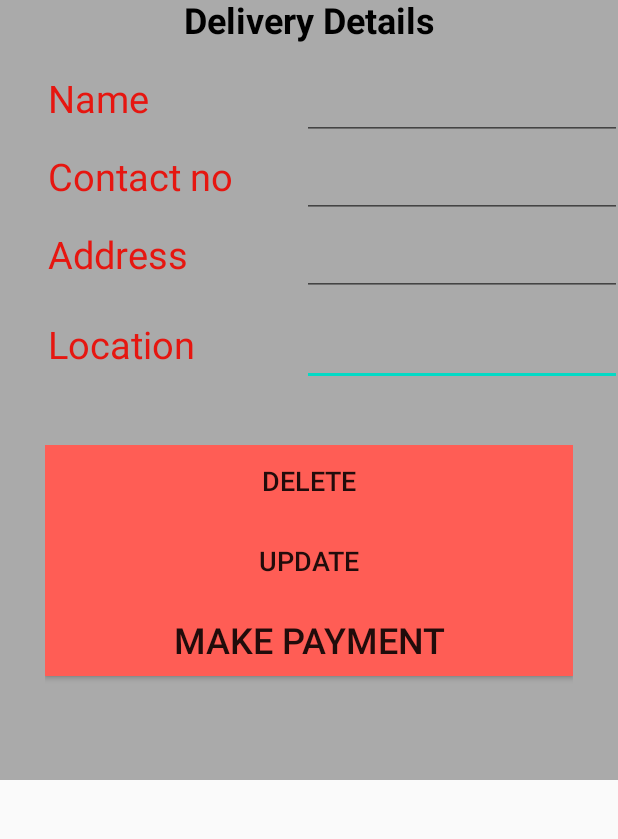
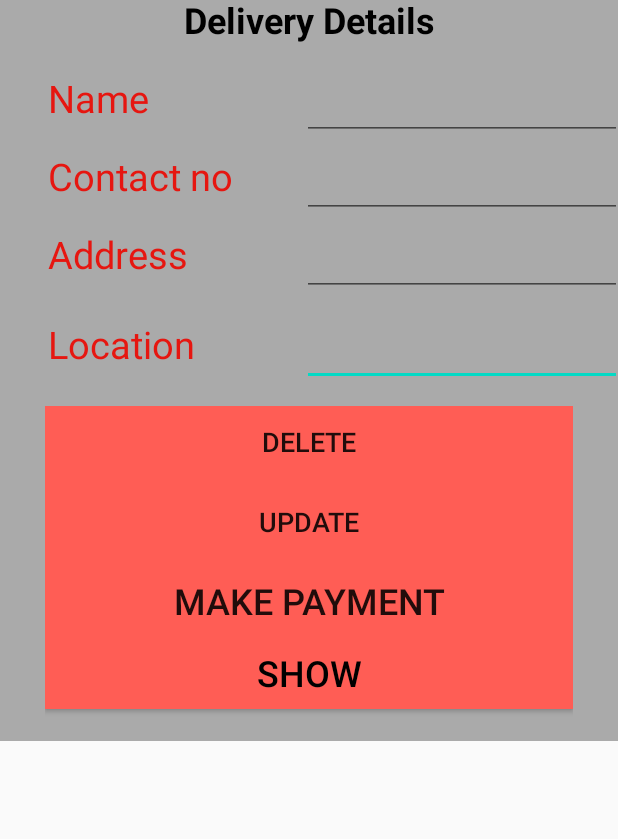
Before and after one commit to kaumadi-op/MealFactory_mobileApp, an Android app: the Dilivery screen opened directly, with no data from a screen before it, after a tap on "UPDATE", on a phone screen of 412 x 824 dp, the part 192-1031 px from its top. Run offline under Robolectric (Android 15) with nearby library versions, the phone set to English and light mode, and no system bars; our stand-ins replace Firebase (no records; nobody signed in at launch, a user with empty details on screens opened directly).

Commit message:
Edited  some designs of the pages

```diff
--- a/app/src/main/java/com/example/foodfactory/Delivery.java
+++ b/app/src/main/java/com/example/foodfactory/Delivery.java
@@ -25,7 +25,7 @@ public class Delivery {
         return Address;
     }
 
-    public void setAddress(String address) {
+    public  void setAddress(String address) {
         Address = address;
     }
 
@@ -33,7 +33,7 @@ public class Delivery {
         return Location;
     }
 
-    public void setLocation(String location) {
+    public  void setLocation(String location) {
         Location = location;
     }
 
@@ -41,7 +41,7 @@ public class Delivery {
         return ContactNo;
     }
 
-    public void setContactNo(String contactNo) {
+    public  void setContactNo(String contactNo) {
         ContactNo = contactNo;
     }
 }
--- a/app/src/main/java/com/example/foodfactory/Dilivery.java
+++ b/app/src/main/java/com/example/foodfactory/Dilivery.java
@@ -1,5 +1,6 @@
 package com.example.foodfactory;
 
+import androidx.annotation.NonNull;
 import androidx.appcompat.app.AppCompatActivity;
 
 import android.content.Intent;
@@ -9,16 +10,19 @@ import android.widget.Button;
 import android.widget.EditText;
 import android.widget.Toast;
 
+import com.google.firebase.database.DataSnapshot;
+import com.google.firebase.database.DatabaseError;
 import com.google.firebase.database.DatabaseReference;
 import com.google.firebase.database.FirebaseDatabase;
+import com.google.firebase.database.ValueEventListener;
 
 public class Dilivery extends AppCompatActivity {
 
-    EditText Name ,Address,phone,Location;
-    Button delete,update,payment;
+    EditText Name, Address, phone, Location;
+    Button delete, update, payment,show;
 
-    String name1,location1,address1,phone1;
-
+    String _name, _location, _address, _phone;
+    Delivery Delivery= new Delivery();
     DatabaseReference reference;
 
     @Override
@@ -26,7 +30,8 @@ public class Dilivery extends AppCompatActivity {
         super.onCreate(savedInstanceState);
         setContentView(R.layout.activity_dilivery);
 
-        reference = FirebaseDatabase.getInstance().getReference("Delivery");
+        reference = FirebaseDatabase.getInstance().getReference().child("Delivery");
+
         //hooks
 
         Name = findViewById(R.id.dil_name);
@@ -36,27 +41,138 @@ public class Dilivery extends AppCompatActivity {
         delete = findViewById(R.id.Delete_btn);
         update = findViewById(R.id.up_btn);
         payment = findViewById(R.id.make_payment);
+        show = findViewById(R.id.show_btn);
+       showAllData();
 
-        showAllUDeliveryData();
+        show.setOnClickListener(new View.OnClickListener() {
+            @Override
+            public void onClick(View view) {
+                reference = FirebaseDatabase.getInstance().getReference().child("Delivery").child("0768677200");
+                reference.addListenerForSingleValueEvent(new ValueEventListener(){
+
+                    @Override
+                    public void onDataChange(@NonNull DataSnapshot dataSnapshot) {
+                        if(dataSnapshot.hasChildren()){
+                            try{
+                                Name.setText(dataSnapshot.child("name").getValue().toString());
+                                phone.setText(dataSnapshot.child("contactNo").getValue().toString());
+                                Address.setText(dataSnapshot.child("address").getValue().toString());
+                                Location.setText(dataSnapshot.child("location").getValue().toString());
+
+                            }
+                            catch (NumberFormatException e){
+                                Toast.makeText(getApplicationContext(),"Invalid",Toast.LENGTH_SHORT).show();
+                            }
+                        }
+                        else{
+                            Toast.makeText(getApplicationContext(),"No source to display",Toast.LENGTH_SHORT).show();
+                        }
+                    }
+
+                    @Override
+                    public void onCancelled(@NonNull DatabaseError databaseError) {
+
+                    }
+                });
+
+            }
+        });
+
+        update.setOnClickListener(new View.OnClickListener() {
+            @Override
+            public void onClick(View view) {
+                reference = FirebaseDatabase.getInstance().getReference("Delivery");
+                reference.addListenerForSingleValueEvent(new ValueEventListener(){
+
+                    @Override
+                    public void onDataChange(@NonNull DataSnapshot dataSnapshot) {
+                        if(dataSnapshot.hasChild("0768677200")){
+                            try{
+                                Delivery.setName(Name.getText().toString().trim());
+                                Delivery.setContactNo(phone.getText().toString().trim());
+                                Delivery.setLocation(Location.getText().toString().trim());
+                                Delivery.setAddress(Address.getText().toString().trim());
+
+                                reference=FirebaseDatabase.getInstance().getReference().child("Delivery").child("0768677200");
+                                reference.setValue(Delivery);
+
+                                Toast.makeText(getApplicationContext(),"Your changes saved successfully",Toast.LENGTH_SHORT).show();
+
+                            }
+                            catch (NumberFormatException e){
+                                Toast.makeText(getApplicationContext(),"Invalid",Toast.LENGTH_SHORT).show();
+                            }
+                        }
+                        else{
+                            Toast.makeText(getApplicationContext(),"No source to Update",Toast.LENGTH_SHORT).show();
+                        }
+                    }
+
+                    @Override
+                    public void onCancelled(@NonNull DatabaseError databaseError) {
+
+                    }
+                });
+
+            }
+        });
+
+        delete.setOnClickListener(new View.OnClickListener() {
+            @Override
+            public void onClick(View view) {
+                reference = FirebaseDatabase.getInstance().getReference().child("Delivery");
+                reference.addListenerForSingleValueEvent(new ValueEventListener(){
+
+                    @Override
+                    public void onDataChange(@NonNull DataSnapshot dataSnapshot) {
+                        if(dataSnapshot.hasChild("0768677200")){
+                            try{
+                                reference=FirebaseDatabase.getInstance().getReference().child("Delivery").child("0768677200");
+                                reference.removeValue();
+
+                                Toast.makeText(getApplicationContext(),"delete successfully",Toast.LENGTH_SHORT).show();
+
+                            }
+                            catch (NumberFormatException e){
+                                Toast.makeText(getApplicationContext(),"Invalid",Toast.LENGTH_SHORT).show();
+                            }
+                        }
+                        else{
+                            Toast.makeText(getApplicationContext(),"No source to delete",Toast.LENGTH_SHORT).show();
+                        }
+                    }
+
+                    @Override
+                    public void onCancelled(@NonNull DatabaseError databaseError) {
+
+                    }
+                });
+
+            }
+        });
+
 
 
     }
 
-    private void showAllUDeliveryData( ) {
+    private void showAllData() {
         Intent Intent = getIntent();
 
-       name1 = Intent.getStringExtra("name");
-       location1 = Intent.getStringExtra("location");
-       address1 = Intent.getStringExtra("address");
-       phone1 = Intent.getStringExtra("contactNo");
+        _name = Intent.getStringExtra("name");
+        _address = Intent.getStringExtra("address");
+        _location = Intent.getStringExtra("location");
+        _phone = Intent.getStringExtra("contactNo");
 
 
-        Name.setText(name1);
-        phone.setText(phone1);
-        Address.setText(address1);
-        Location.setText(location1);
+        Name.setText(_name);
+        phone.setText(_phone);
+        Address.setText(_address);
+        Location.setText(_location);
+
+
+
     }
-    public void update(){
+    /*public void update(){
             if (isNameChanged()||islocationchanged()||isaddresschanged()||isphonechanged()
          ){
                 Toast.makeText(this,"Data has been updated",Toast.LENGTH_LONG).show();
@@ -104,7 +220,7 @@ public class Dilivery extends AppCompatActivity {
         else {
             return false;
         }
-    }
+    }*/
 
     @Override
     protected void onResume() {
--- a/app/src/main/res/layout/activity_dilivery.xml
+++ b/app/src/main/res/layout/activity_dilivery.xml
@@ -104,7 +104,7 @@
         android:layout_width="352dp"
         android:layout_height="223dp"
         android:layout_marginStart="32dp"
-        android:layout_marginTop="50dp"
+        android:layout_marginTop="24dp"
         android:layout_marginEnd="32dp"
         android:orientation="vertical"
         app:layout_constraintEnd_toEndOf="parent"
@@ -124,7 +124,6 @@
             android:layout_width="match_parent"
             android:layout_height="58dp"
             android:background="@color/colorTheme"
-            android:onClick="update"
             android:text="@string/Update"
             android:textSize="18sp" />
 
@@ -134,6 +133,15 @@
             android:layout_height="wrap_content"
             android:background="@color/colorTheme"
             android:text="@string/Payement_btn"
+            android:textSize="24sp" />
+
+        <Button
+            android:id="@+id/show_btn"
+            android:layout_width="match_parent"
+            android:layout_height="wrap_content"
+            android:background="@color/colorTheme"
+            android:text="@string/show"
+            android:textColor="@color/colorBlack"
             android:textSize="24sp" />
 
     </LinearLayout>
```
